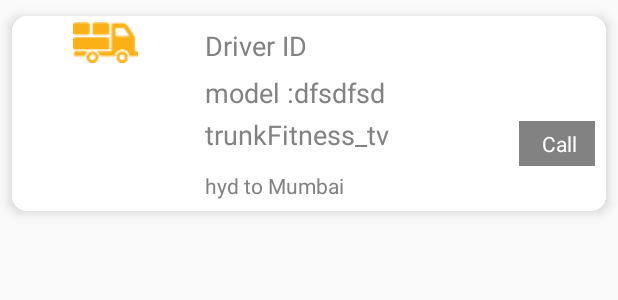
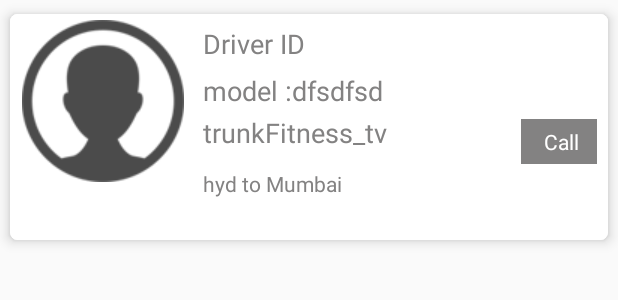
Before and after one commit to srinikandula/easygadiandroid, an Android app: the layout dcatitem_layout.xml on its own in the app's theme, with its tools: preview values and no code run, on a phone screen of 412 x 824 dp. Shown: the top 300 px of the screen. Run offline under Robolectric (Android 15) with nearby library versions, the phone set to English and light mode, and no system bars.

Commit message:
driver update information completed

```diff
--- a/easyGaadiTrucks/src/main/res/layout/dcatitem_layout.xml
+++ b/easyGaadiTrucks/src/main/res/layout/dcatitem_layout.xml
@@ -11,7 +11,7 @@
         android:layout_width="match_parent"
         android:layout_height="wrap_content"
         card_view:cardBackgroundColor="#ffffff"
-        card_view:cardCornerRadius="10dp"
+        card_view:cardCornerRadius="5dp"
         card_view:cardElevation="5dp"
         card_view:cardUseCompatPadding="true">
 
@@ -39,7 +39,7 @@
                         android:layout_width="wrap_content"
                         android:layout_height="wrap_content"
                         android:drawablePadding="10dp"
-                        android:drawableTop="@drawable/tratruck_icon"
+                        android:drawableTop="@drawable/erpdriver"
                         android:ems="6"
                         android:gravity="center"
                         android:textAppearance="?android:attr/textAppearanceMedium"
```
Also changed, not shown: easyGaadiTrucks/src/main/res/drawable/erpdriver.png (added).
